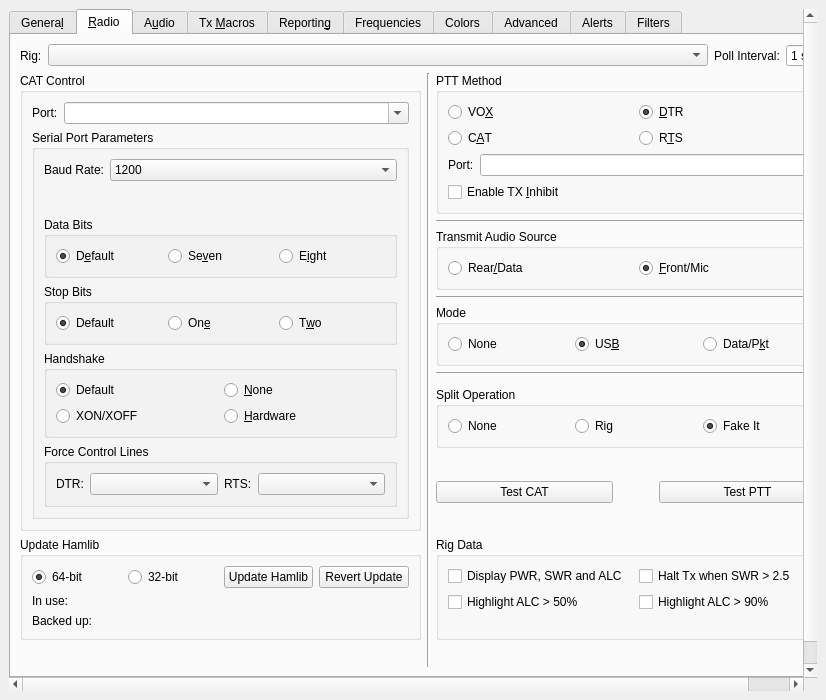
This is Configuration.ui in wa1hco/ws-suite as Qt 5 draws it before an edit. The edited form follows.
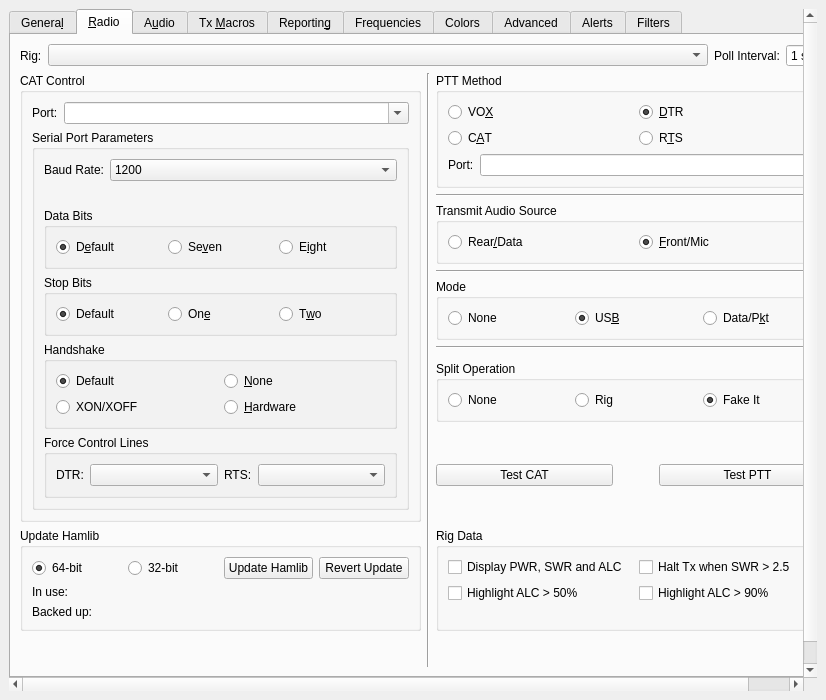
This is the edited form. The open tabs and pages were chosen to show the change. Custom widgets are drawn as their Qt base class.

Commit message:
TX Inhibit on the reporting socket, with a direct RTS/DTR drop.
Arm inhibit when PTT is RTS or DTR. There is no Enable TX Inhibit
checkbox. Type 18 arrives on the heartbeat socket. Type 17
(Supported, Inhibited, station, four counters) is sent on changes
and after each Heartbeat. The socket is read on its own thread, and
a hold clears RTS or DTR there without taking the Hamlib rig lock.

```diff
--- a/Configuration.ui
+++ b/Configuration.ui
@@ -1552,16 +1552,6 @@
                   </property>
                  </widget>
                 </item>
-                <item row="1" column="0" colspan="2">
-                 <widget class="QCheckBox" name="tx_inhibit_check_box">
-                  <property name="toolTip">
-                   <string>&lt;html&gt;&lt;head/&gt;&lt;body&gt;&lt;p&gt;&lt;b&gt;TX Inhibit&lt;/b&gt; (RTS/DTR PTT only).&lt;/p&gt;&lt;p&gt;This &lt;b&gt;WS station&lt;/b&gt; is the app, PC, network, radio, and antenna (may be a remote go-box). When enabled, listen for UDP from a KEY agent (default port 22372). The KEY agent &lt;b&gt;tells WS stations not to transmit&lt;/b&gt; while a priority radio is keyed. Physical outcome: &lt;code&gt;assert PTT ⇔ want_tx and not hold&lt;/code&gt;. Sequencing continues; only whether this station may assert PTT is filtered.&lt;/p&gt;&lt;p&gt;Default is off (stock PTT). Co-band multi-op stations that share a band with a priority radio should enable this and run a KEY agent.&lt;/p&gt;&lt;/body&gt;&lt;/html&gt;</string>
-                  </property>
-                  <property name="text">
-                   <string>Enable TX &amp;Inhibit</string>
-                  </property>
-                 </widget>
-                </item>
                </layout>
               </item>
              </layout>
```
Left out of the diff: 4 changed lines with no effect on the pictures. The commit also changes 23 other files.
